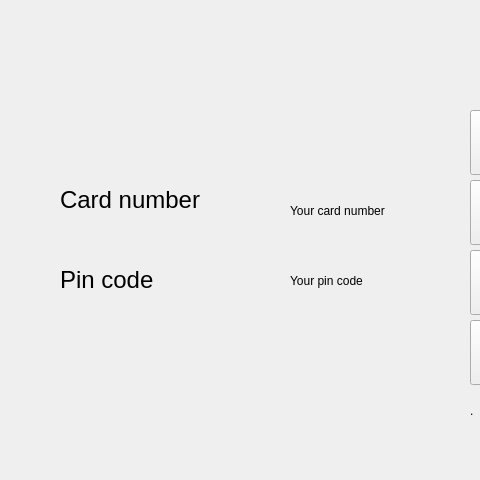
This is bank-automat/login.ui in JansQ-75/Riihimaatti as Qt 5 draws it before an edit; both pictures show x 0 to 480 and y 0 to 480 of the 800 by 480 pixel window. The edited form follows.
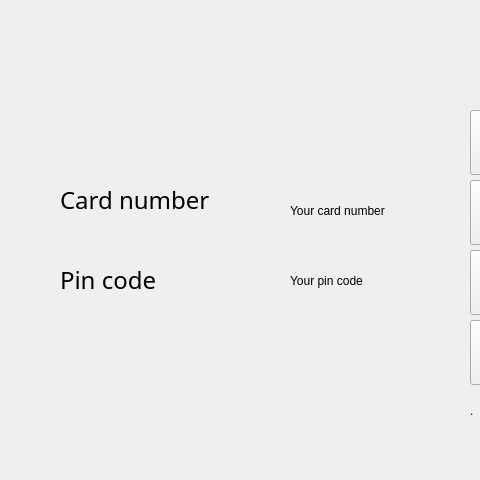
This is the edited form.

What changed in the file:
```diff
--- a/bank-automat/login.ui
+++ b/bank-automat/login.ui
@@ -50,6 +50,7 @@
    </property>
    <property name="font">
     <font>
+     <family>Footlight MT</family>
      <pointsize>18</pointsize>
     </font>
    </property>
@@ -81,6 +82,7 @@
    </property>
    <property name="font">
     <font>
+     <family>Footlight MT</family>
      <pointsize>18</pointsize>
     </font>
    </property>
```
